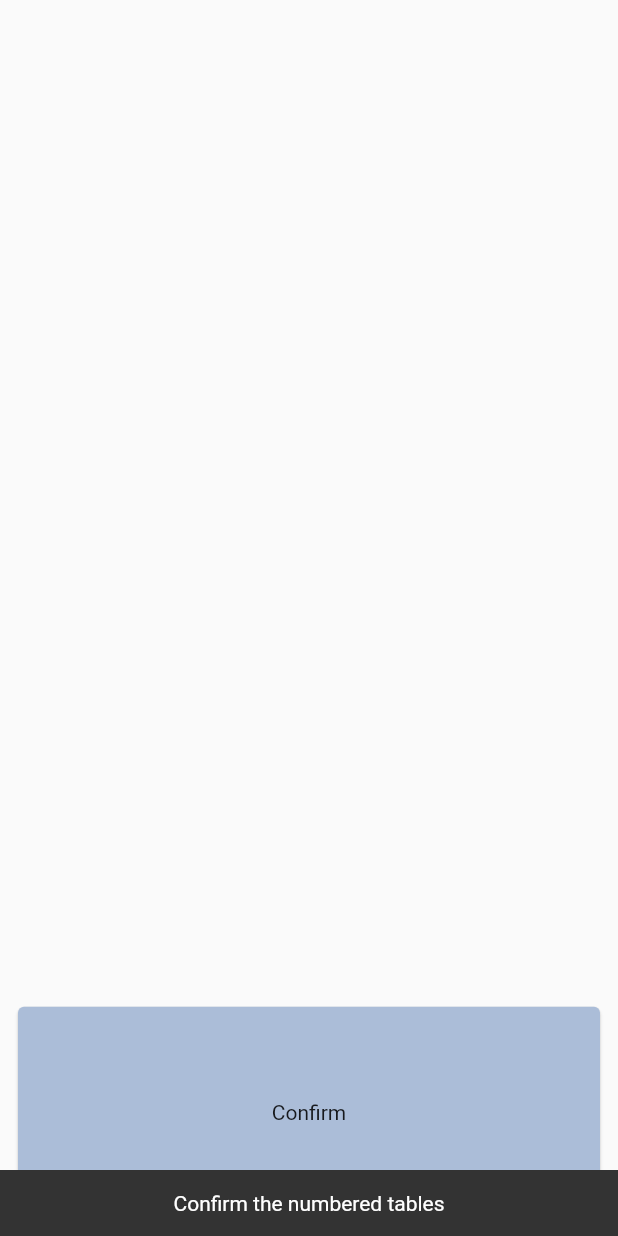
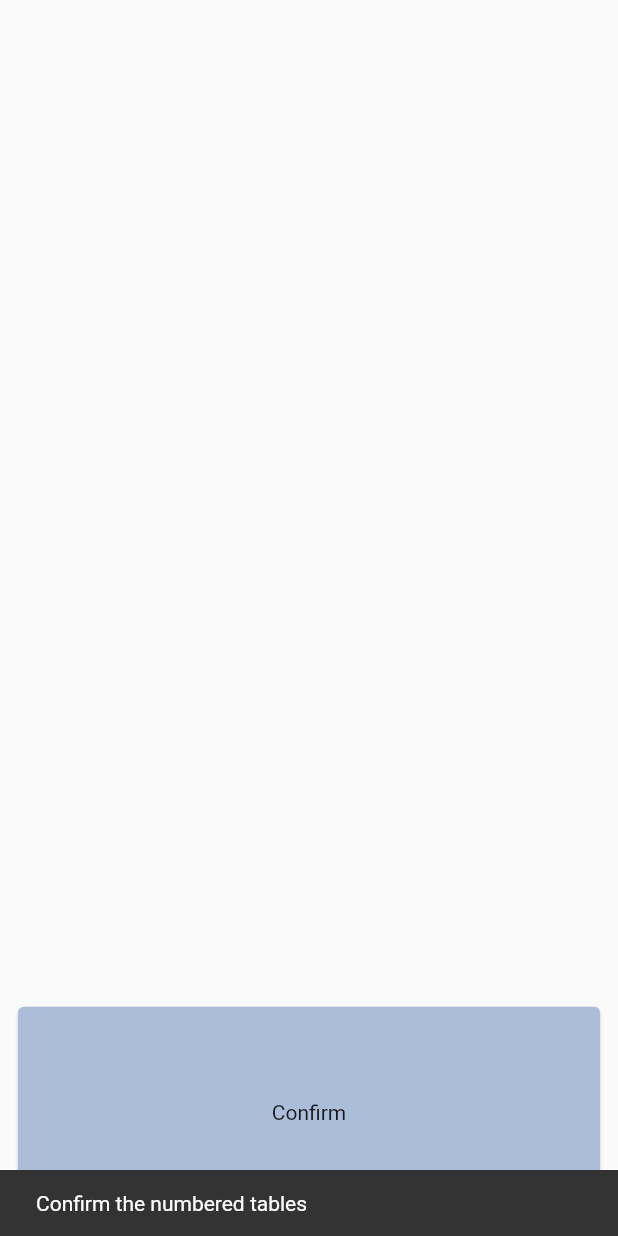
Before and after one commit to ovicristurean/WeddingSeats, a Flutter app: the RoomTableNumbersScreen screen opened directly with empty values, after a tap on "Confirm", on a phone screen of 412 x 824 dp. Run offline on Flutter 3.47's test engine with Material 2 defaults, Android fonts, the phone set to English and light mode, and no system bars; our stand-ins replace carousel_slider, cloud_firestore, firebase_core, flutter_countdown_timer, flutter_svg, numberpicker and 1 more; accounts and stored records are empty.

Commit message:
Removed two inherited widgets and replaced them with providers

```diff
--- a/lib/inherited/inherited_wedding_data.dart
+++ /dev/null
@@ -1,22 +0,0 @@
-import 'package:flutter/widgets.dart';
-import 'package:weddings_seats/bloc/wedding_seats_bloc.dart';
-
-class InheritedWeddingData extends InheritedWidget {
-  const InheritedWeddingData(
-    this.weddingSeatsBloc, {
-    Key key,
-    @required Widget child,
-  })  : assert(child != null),
-        super(key: key, child: child);
-
-  static InheritedWeddingData of(BuildContext context) {
-    return context.dependOnInheritedWidgetOfExactType<InheritedWeddingData>();
-  }
-
-  final WeddingSeatsBloc weddingSeatsBloc;
-
-  @override
-  bool updateShouldNotify(InheritedWeddingData old) {
-    return true;
-  }
-}
--- a/lib/main.dart
+++ b/lib/main.dart
@@ -1,7 +1,7 @@
 import 'package:firebase_core/firebase_core.dart';
 import 'package:flutter/material.dart';
+import 'package:provider/provider.dart';
 import 'package:weddings_seats/di/provider_module.dart';
-import 'package:weddings_seats/inherited/inherited_wedding_data.dart';
 import 'package:weddings_seats/ui/screens/login_screen.dart';
 import 'package:weddings_seats/util/themes.dart';
 
@@ -14,8 +14,8 @@ void main() async {
 class MyApp extends StatelessWidget {
   @override
   Widget build(BuildContext context) {
-    return InheritedWeddingData(
-      ProviderModule.getWeddingSeatsBloc(),
+    return Provider(
+      create: (context) => ProviderModule.getWeddingSeatsBloc(),
       child: MaterialApp(
         title: 'Flutter Demo',
         theme: ThemeData(
--- /dev/null
+++ b/lib/ui/provider_models/room_tables_model.dart
@@ -0,0 +1,15 @@
+import 'package:flutter/material.dart';
+
+class RoomTablesModel extends ChangeNotifier{
+  final List<int> enabledCells;
+
+  RoomTablesModel(this.enabledCells);
+
+  List<int> getEnabledCellsIndexes() {
+    return enabledCells.where((element) => element != -1).toList();
+  }
+
+  void onAllTableNumbersFilled() {
+    notifyListeners();
+  }
+}
--- a/lib/ui/screens/event_home_screen.dart
+++ b/lib/ui/screens/event_home_screen.dart
@@ -1,14 +1,13 @@
-import 'dart:io';
 
 import 'package:cloud_firestore/cloud_firestore.dart';
 import 'package:flutter/material.dart';
 import 'package:flutter/widgets.dart';
 import 'package:flutter_svg/svg.dart';
 import 'package:weddings_seats/bloc/wedding_seats_bloc.dart';
-import 'package:weddings_seats/inherited/inherited_wedding_data.dart';
 import 'package:weddings_seats/model/event_model.dart';
 import 'package:weddings_seats/ui/views/event_details_view.dart';
 import 'package:weddings_seats/util/themes.dart';
+import 'package:provider/provider.dart';
 
 class EventHomeScreen extends StatefulWidget {
   @override
@@ -18,8 +17,7 @@ class EventHomeScreen extends StatefulWidget {
 class _EventHomeScreenState extends State<EventHomeScreen> {
   @override
   Widget build(BuildContext context) {
-    WeddingSeatsBloc weddingSeatsBloc =
-        InheritedWeddingData.of(context).weddingSeatsBloc;
+    var weddingSeatsBloc = context.read<WeddingSeatsBloc>();
     return Container(
       decoration: BoxDecoration(
           gradient: LinearGradient(
--- a/lib/ui/screens/event_overview_screen.dart
+++ b/lib/ui/screens/event_overview_screen.dart
@@ -43,7 +43,6 @@ class _EventOverviewScreenState extends State<EventOverviewScreen> {
           ),
           child: BottomNavigationMenu(),
         ),
-        resizeToAvoidBottomPadding: false,
       ),
     );
   }
--- a/lib/ui/screens/inherited_room_table_numbers_screen.dart
+++ /dev/null
@@ -1,26 +0,0 @@
-import 'package:flutter/cupertino.dart';
-
-class InheritedRoomTableNumbers extends InheritedWidget {
-  const InheritedRoomTableNumbers(
-    this.enabledCells,
-    this.onAllTableNumbersFilled, {
-    Key key,
-    @required Widget child,
-  })  : assert(child != null),
-        super(key: key, child: child);
-
-  static InheritedRoomTableNumbers of(BuildContext context) {
-    return context
-        .dependOnInheritedWidgetOfExactType<InheritedRoomTableNumbers>();
-  }
-
-  final List<int> enabledCells;
-  final VoidCallback onAllTableNumbersFilled;
-
-  List<int> getEnabledCellsIndexes() {
-    return enabledCells.where((element) => element != -1).toList();
-  }
-
-  @override
-  bool updateShouldNotify(InheritedRoomTableNumbers old) => true;
-}
--- a/lib/ui/screens/list_of_tables_screen.dart
+++ b/lib/ui/screens/list_of_tables_screen.dart
@@ -1,6 +1,6 @@
 import 'package:flutter/material.dart';
+import 'package:provider/provider.dart';
 import 'package:weddings_seats/bloc/wedding_seats_bloc.dart';
-import 'package:weddings_seats/inherited/inherited_wedding_data.dart';
 import 'package:weddings_seats/model/table_model.dart';
 import 'package:weddings_seats/ui/screens/configurable_table_layout.dart';
 import 'package:weddings_seats/ui/screens/table_arrangement_screen.dart';
@@ -14,8 +14,7 @@ class SeatsList extends StatefulWidget {
 class _SeatsListState extends State<SeatsList> {
   @override
   Widget build(BuildContext context) {
-    WeddingSeatsBloc weddingSeatsBloc =
-        InheritedWeddingData.of(context).weddingSeatsBloc;
+    var weddingSeatsBloc = context.read<WeddingSeatsBloc>();
     weddingSeatsBloc.requestTables();
     return SafeArea(
         child: StreamBuilder(
--- a/lib/ui/screens/room_table_numbers_screen.dart
+++ b/lib/ui/screens/room_table_numbers_screen.dart
@@ -1,6 +1,7 @@
 import 'package:flutter/material.dart';
 import 'package:flutter/widgets.dart';
-import 'package:weddings_seats/ui/screens/inherited_room_table_numbers_screen.dart';
+import 'package:provider/provider.dart';
+import 'package:weddings_seats/ui/provider_models/room_tables_model.dart';
 import 'package:weddings_seats/ui/views/confirm_table_numbers_view.dart';
 import 'package:weddings_seats/ui/views/room_table_number_view.dart';
 
@@ -21,13 +22,8 @@ class RoomTableNumbersScreen extends StatefulWidget {
 class _RoomTableNumbersScreenState extends State<RoomTableNumbersScreen> {
   @override
   Widget build(BuildContext context) {
-    return InheritedRoomTableNumbers(
-      widget.enabledCells,
-      () {
-        setState(() {
-          //widget.isConfirmEnabled = true;
-        });
-      },
+    return ChangeNotifierProvider(
+      create: (context) => RoomTablesModel(widget.enabledCells),
       child: Scaffold(
         body: SafeArea(
           child: Column(children: [
--- a/lib/ui/views/confirm_table_numbers_view.dart
+++ b/lib/ui/views/confirm_table_numbers_view.dart
@@ -1,10 +1,10 @@
 import 'package:flutter/material.dart';
 import 'package:flutter/widgets.dart';
-import 'package:weddings_seats/ui/screens/inherited_room_table_numbers_screen.dart';
+import 'package:provider/provider.dart';
+import 'package:weddings_seats/ui/provider_models/room_tables_model.dart';
 import 'package:weddings_seats/util/themes.dart';
 
 class ConfirmTableNumbersView extends StatefulWidget {
-
   @override
   _ConfirmTableNumbersViewState createState() =>
       _ConfirmTableNumbersViewState();
@@ -13,21 +13,18 @@ class ConfirmTableNumbersView extends StatefulWidget {
 class _ConfirmTableNumbersViewState extends State<ConfirmTableNumbersView> {
   @override
   Widget build(BuildContext context) {
+    var roomTablesModel = context.read<RoomTablesModel>();
     return InkWell(
       child: Card(
-        color: !InheritedRoomTableNumbers.of(context).getEnabledCellsIndexes().contains(0)
+        color: !roomTablesModel.getEnabledCellsIndexes().contains(0)
             ? Themes.LightPrimaryColor
             : Themes.DarkPrimaryColor,
         child: Center(child: Text("Confirm")),
       ),
       onTap: () {
-        if (!InheritedRoomTableNumbers.of(context)
-            .getEnabledCellsIndexes()
-            .contains(0)) {
-          Scaffold.of(context).showSnackBar(SnackBar(
-            content: Center(
-              child: Text("Confirm the numbered tables"),
-            ),
+        if (!roomTablesModel.getEnabledCellsIndexes().contains(0)) {
+          ScaffoldMessenger.of(context).showSnackBar(SnackBar(
+            content: Text("Confirm the numbered tables"),
           ));
         }
       },
--- a/lib/ui/views/event_details_view.dart
+++ b/lib/ui/views/event_details_view.dart
@@ -1,4 +1,5 @@
 import 'package:flutter/widgets.dart';
+import 'package:flutter_countdown_timer/current_remaining_time.dart';
 import 'package:flutter_countdown_timer/flutter_countdown_timer.dart';
 import 'package:weddings_seats/model/event_model.dart';
 
--- a/pubspec.yaml
+++ b/pubspec.yaml
@@ -27,13 +27,15 @@ dependencies:
   carousel_slider: ^2.3.1
   rxdart: ^0.22.0
   numberpicker: ^1.2.1
-  flutter_countdown_timer: ^1.4.0
+  flutter_countdown_timer: ^4.1.0
   cloud_firestore:
   firebase_core: ^0.5.0
 
   # The following adds the Cupertino Icons font to your application.
   # Use with the CupertinoIcons class for iOS style icons.
   cupertino_icons: ^0.1.3
+
+  provider: '>=5.0.0-nullsafety.5 <6.0.0'
 
 dev_dependencies:
   flutter_test:
```
Also changed, not shown: lib/ui/screens/list_of_guests_screen.dart (+2 -5 lines), lib/ui/views/event_guests_status_view.dart (+3 -5 lines), lib/ui/views/room_table_number_view.dart (+18 -17 lines), pubspec.lock.
